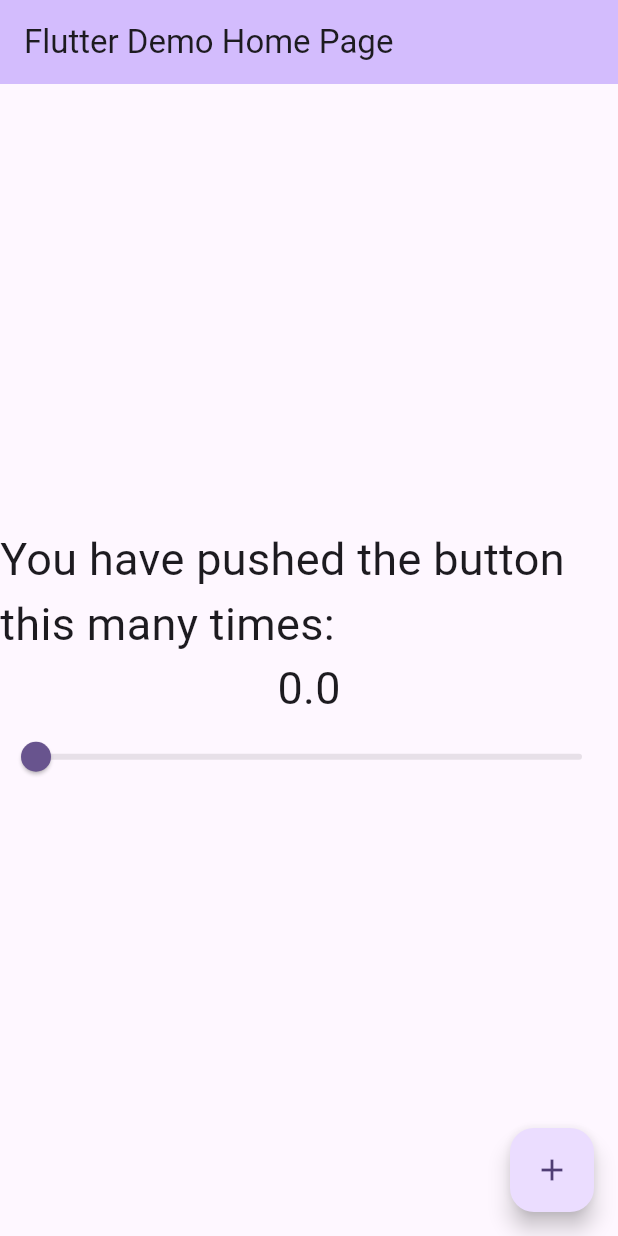
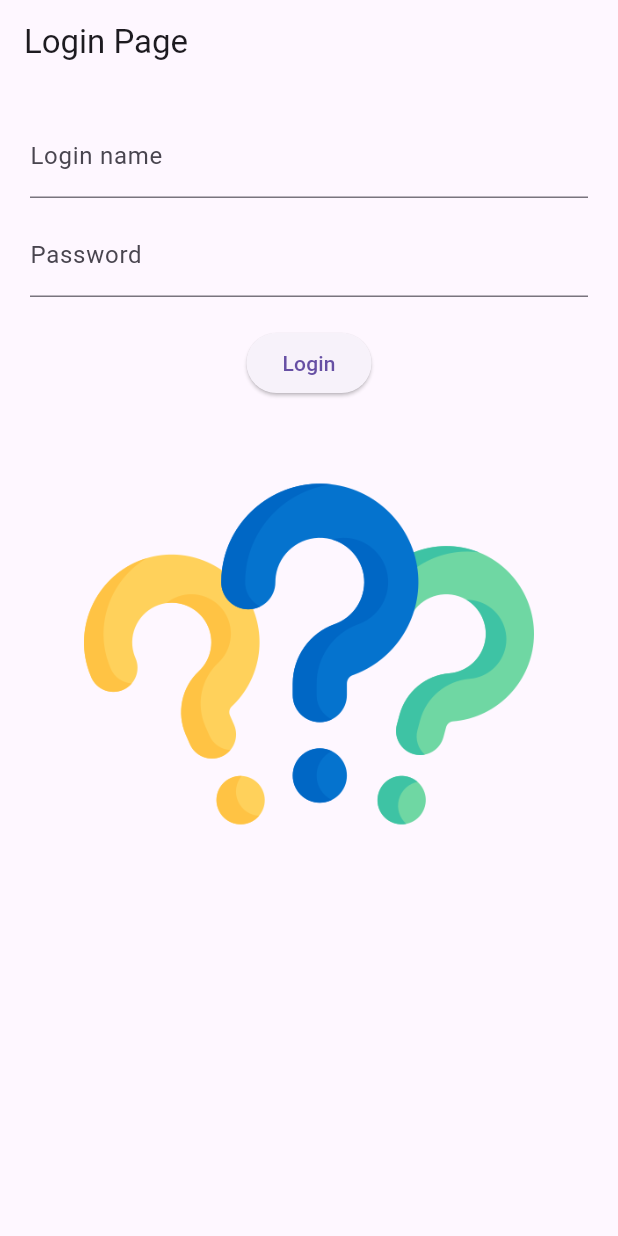
Before and after one commit to Keon-Moh/my_flutter_labs, a Flutter app: the screen it shows after launch, on a phone screen of 412 x 824 dp. Run offline on Flutter 3.47's test engine with Material 3 defaults, Android fonts, the phone set to English and light mode, and no system bars.

Commit message:
Initial commit

```diff
--- a/lib/main.dart
+++ b/lib/main.dart
@@ -10,73 +10,88 @@ class MyApp extends StatelessWidget {
   @override
   Widget build(BuildContext context) {
     return MaterialApp(
-      title: 'Flutter Demo',
-      theme: ThemeData(
-
-        colorScheme: ColorScheme.fromSeed(seedColor: Colors.deepPurple),
-      ),
-      home: const MyHomePage(title: 'Flutter Demo Home Page'),
+      title: 'Lab 2 Login Page',
+      debugShowCheckedModeBanner: false,
+      home: const LoginPage(),
     );
   }
 }
 
-class MyHomePage extends StatefulWidget {
-  const MyHomePage({super.key, required this.title});
-
-  final String title;
+class LoginPage extends StatefulWidget {
+  const LoginPage({super.key});
 
   @override
-  State<MyHomePage> createState() => _MyHomePageState();
+  State<LoginPage> createState() => _LoginPageState();
 }
 
-class _MyHomePageState extends State<MyHomePage> {
-  var _counter = 0.0;
-  var myFontSize = 30.0;
+class _LoginPageState extends State<LoginPage> {
+  // Text controllers
+  late TextEditingController _loginController;
+  late TextEditingController _passwordController;
 
-  void setNewValue(double value) {
+  // Initial image
+  String imageSource = 'images/question-mark.jpg';
+
+  // Button click handler
+  void _handleLogin() {
+    String password = _passwordController.text;
+
     setState(() {
-      _counter = value;
-      myFontSize = value > 60.0 ? 60.0 : (value < 10.0 ? 10.0 : value);
-    });
-  }
-
-  void _incrementCounter() {
-    setState(() {
-      if (_counter < 100.0) {
-        _counter = (_counter + 1).clamp(0.0, 100.0);
-        myFontSize = (myFontSize + 1.0).clamp(10.0, 60.0);
+      if (password == 'QWERTY123') {
+        imageSource = 'images/light-bulb.jpg';
+      } else {
+        imageSource = 'images/stop-sign.jpg';
       }
     });
   }
 
+  @override
+  void initState() {
+    super.initState();
+    _loginController = TextEditingController();
+    _passwordController = TextEditingController();
+  }
 
+  @override
+  void dispose() {
+    _loginController.dispose();
+    _passwordController.dispose();
+    super.dispose();
+  }
 
   @override
   Widget build(BuildContext context) {
     return Scaffold(
-      appBar: AppBar(
-        backgroundColor: Theme.of(context).colorScheme.inversePrimary,
-        title: Text(widget.title),
-      ),
-      body: Center(
+      appBar: AppBar(title: const Text('Login Page')),
+      body: Padding(
+        padding: const EdgeInsets.all(20.0),
         child: Column(
-          mainAxisAlignment: MainAxisAlignment.center,
-          children: <Widget>[
-            Text('You have pushed the button this many times:',
-                style:TextStyle( fontSize:myFontSize )),
-            Text('$_counter', style: TextStyle(fontSize: myFontSize)),
-            Slider(value:_counter,
-              min: 0.0,
-              max: 100.0,
-              onChanged: setNewValue,)
+          children: [
+            TextField(
+              controller: _loginController,
+              decoration: const InputDecoration(labelText: 'Login name'),
+            ),
+            const SizedBox(height: 10),
+            TextField(
+              controller: _passwordController,
+              obscureText: true, // <-- This hides password
+              decoration: const InputDecoration(labelText: 'Password'),
+            ),
+            const SizedBox(height: 20),
+            ElevatedButton(
+              onPressed: _handleLogin,
+              child: const Text('Login'),
+            ),
+            const SizedBox(height: 20),
+            Image.asset(
+              imageSource,
+              width: 300,
+              height: 300,
+              fit: BoxFit.cover,
+            ),
           ],
         ),
       ),
-      floatingActionButton: FloatingActionButton(
-        onPressed: _incrementCounter,
-        tooltip: 'Increment',
-        child: const Icon(Icons.add),
-      ), // This trailing comma makes auto-formatting nicer for build methods.
     );
   }
 }
```
Also changed, not shown: pubspec.yaml (+6 -1 lines), images/light-bulb.jpg (added), images/question-mark.jpg (added), images/stop-sign.jpg (added).
